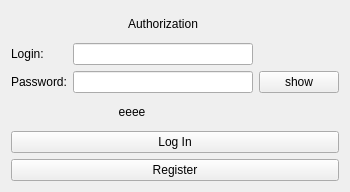
First picture: the form in client/include/auth_window.ui, repository cowboymalboro1884/MessLess, before the edit.
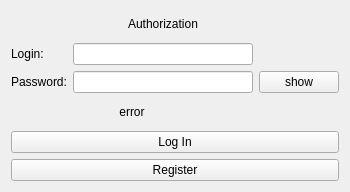
Second picture: the form after the edit.

What changed in the file:
```diff
--- a/client/include/auth_window.ui
+++ b/client/include/auth_window.ui
@@ -72,7 +72,7 @@
      <item row="4" column="0" colspan="2">
       <widget class="QLabel" name="errorMessage">
        <property name="text">
-        <string>eeee</string>
+        <string>error</string>
        </property>
        <property name="alignment">
         <set>Qt::AlignCenter</set>
```
Left out of the diff: 8 changed lines with no effect on the pictures.
